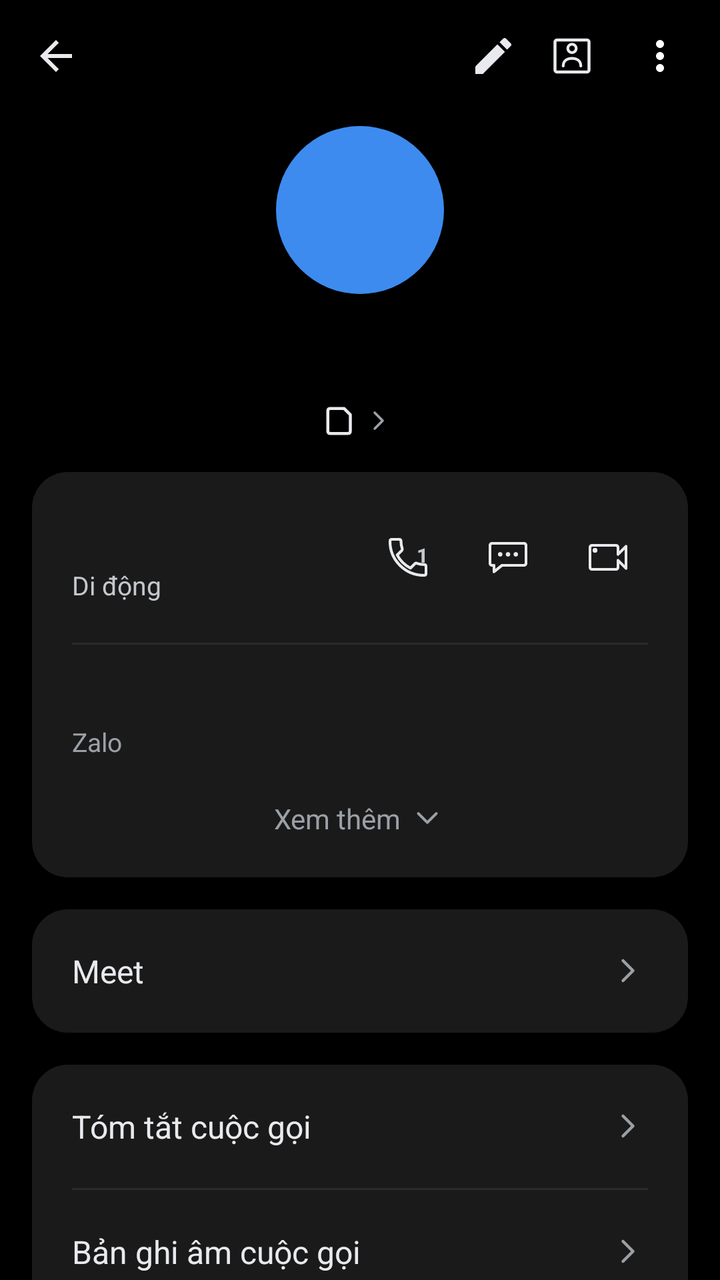
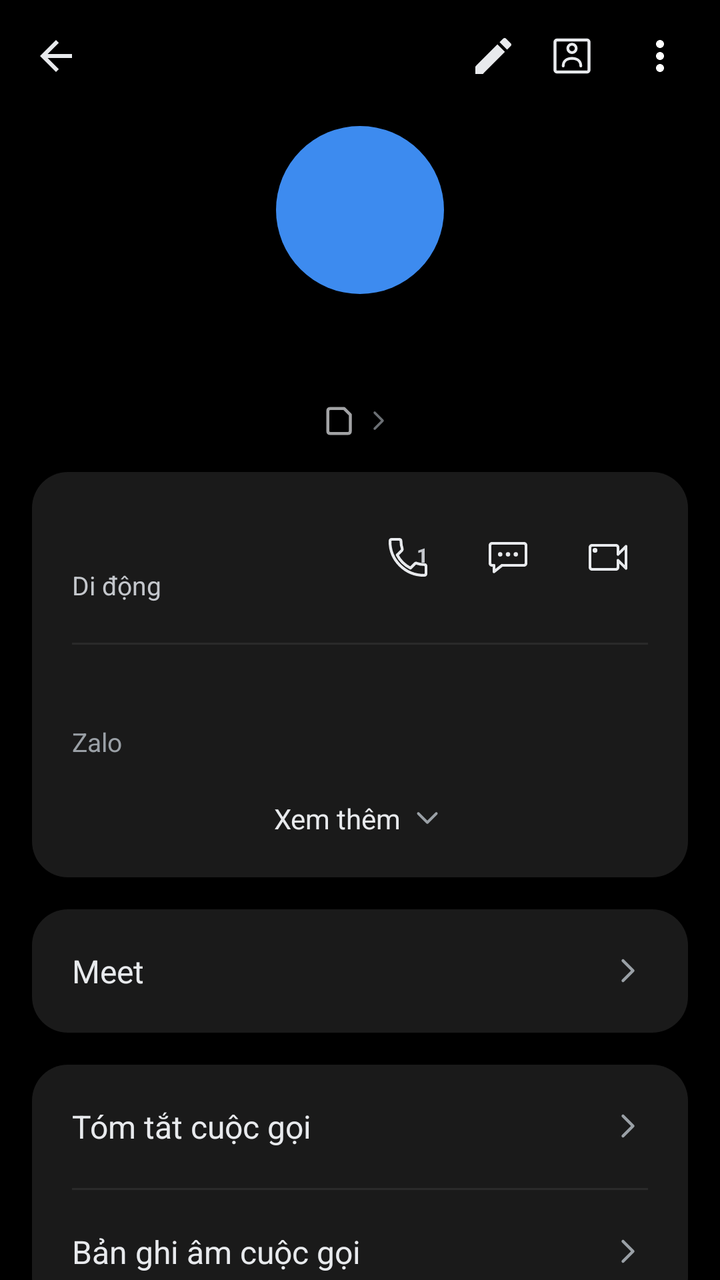

An Android layout rendered at two revisions. The XML below is the earlier revision; the diff shows what the commit changed to produce the second picture.
<!-- AndroidManifest.xml: application theme Theme.SimpleCall -->
<!-- res/layout/fragment_contact_detail.xml -->
<?xml version="1.0" encoding="utf-8"?>
<LinearLayout xmlns:android="http://schemas.android.com/apk/res/android"
    xmlns:app="http://schemas.android.com/apk/res-auto"
    android:layout_width="match_parent"
    android:layout_height="match_parent"
    android:orientation="vertical"
    android:background="@color/bg">

    
    <LinearLayout
        android:layout_width="match_parent" android:layout_height="56dp"
        android:orientation="horizontal" android:gravity="center_vertical"
        android:paddingStart="4dp" android:paddingEnd="8dp">

        <ImageButton android:id="@+id/btnBack"
            android:layout_width="48dp" android:layout_height="48dp"
            android:background="@android:color/transparent"
            android:src="@drawable/ic_arrow_back"
            android:contentDescription="Quay lại" />

        <Space android:layout_width="0dp" android:layout_height="1dp" android:layout_weight="1" />

        <ImageButton android:id="@+id/btnEdit"
            android:layout_width="35dp" android:layout_height="35dp"
            android:background="@android:color/transparent"
            android:src="@drawable/ic_edit"
            android:contentDescription="Sửa" />

        <ImageButton android:id="@+id/btnContactCard"
            android:layout_width="44dp" android:layout_height="44dp"
            android:background="@android:color/transparent"
            android:src="@drawable/ic_contact_card"
            android:contentDescription="Thẻ liên hệ" />

        <ImageButton android:id="@+id/btnMore"
            android:layout_width="44dp" android:layout_height="44dp"
            android:background="@android:color/transparent"
            android:src="@drawable/ic_more_vert"
            android:contentDescription="Thêm" />
    </LinearLayout>

    <ScrollView
        android:layout_width="match_parent" android:layout_height="0dp"
        android:layout_weight="1"
        android:clipToPadding="false"
        android:paddingBottom="24dp">

        <LinearLayout
            android:layout_width="match_parent" android:layout_height="wrap_content"
            android:orientation="vertical">

            
            <TextView android:id="@+id/tvAvatar"
                android:layout_width="84dp" android:layout_height="84dp"
                android:layout_gravity="center_horizontal"
                android:layout_marginTop="7dp"
                android:background="@drawable/bg_avatar_circle"
                android:gravity="center"
                android:textSize="58sp" android:textColor="@color/white"
                android:fontFamily="sans-serif-medium" />

            
            <TextView android:id="@+id/tvTitle"
                android:layout_width="wrap_content" android:layout_height="wrap_content"
                android:layout_gravity="center_horizontal"
                android:layout_marginTop="14dp"
                android:layout_marginStart="32dp" android:layout_marginEnd="32dp"
                android:gravity="center"
                android:textSize="27sp"
                android:textColor="@color/text_primary"
                android:fontFamily="sans-serif" />

            
            <LinearLayout android:id="@+id/rowSimDefault"
                android:layout_width="wrap_content" android:layout_height="wrap_content"
                android:layout_gravity="center_horizontal"
                android:layout_marginTop="4dp"
                android:orientation="horizontal" android:gravity="center_vertical"
                android:clickable="true" android:focusable="true">

                <FrameLayout
                    android:layout_width="15dp" android:layout_height="15dp">

                    <TextView android:id="@+id/tvSimBadge"
                        android:layout_width="15dp" android:layout_height="15dp"
                        android:gravity="center"
                        android:background="@drawable/bg_sim_badge_light"
                        android:textSize="7sp" android:textColor="#9AA0A6" />
                </FrameLayout>

                <TextView android:id="@+id/tvSubtitle"
                    android:layout_width="wrap_content" android:layout_height="wrap_content"
                    android:layout_marginStart="1.5dp"
                    android:textSize="14sp" android:textColor="@color/text_secondary" />

                <ImageView
                    android:layout_width="16dp" android:layout_height="16dp"
                    android:layout_marginStart="2dp"
                    android:src="@drawable/ic_chevron_right" />
            </LinearLayout>

            
            <LinearLayout
                android:layout_width="match_parent" android:layout_height="wrap_content"
                android:layout_margin="16dp"
                android:orientation="vertical"
                android:background="@drawable/bg_card_rounded"
                android:padding="20dp">

                <LinearLayout
                    android:layout_width="match_parent" android:layout_height="wrap_content"
                    android:orientation="horizontal" android:gravity="center_vertical">

                    <LinearLayout
                        android:layout_width="0dp" android:layout_height="wrap_content"
                        android:layout_weight="1" android:orientation="vertical">

                        <TextView android:id="@+id/tvNumber"
                            android:layout_width="wrap_content" android:layout_height="wrap_content"
                            android:textSize="19sp" android:textColor="@color/text_primary" />

                        <TextView android:id="@+id/tvNumberType"
                            android:layout_width="wrap_content" android:layout_height="wrap_content"
                            android:layout_marginTop="2dp"
                            android:text="@string/number_type_mobile"
                            android:textSize="13sp" android:textColor="@color/text_medium" />
                    </LinearLayout>

                    
                    <FrameLayout
                        android:layout_width="40dp"
                        android:layout_height="40dp">
                        <ImageButton android:id="@+id/btnCallRow"
                            android:layout_width="match_parent"
                            android:layout_height="match_parent"
                            android:background="@android:color/transparent"
                            android:src="@drawable/ic_call_outline"
                            android:contentDescription="@string/call" />
                        
                        <TextView
                            android:id="@+id/tvCallSimNum"
                            android:layout_width="wrap_content"
                            android:layout_height="wrap_content"
                            android:layout_gravity="top|end"
                            android:layout_marginTop="12dp"
                            android:layout_marginEnd="10dp"
                            android:text="1"
                            android:textSize="10sp"
                            android:textStyle="bold"
                            android:textColor="@color/text_medium"
                            android:fontFamily="sans-serif-medium" />
                    </FrameLayout>

                    <ImageButton android:id="@+id/btnMessageRow"
                        android:layout_width="40dp" android:layout_height="40dp"
                        android:layout_marginStart="10dp"
                        android:background="@android:color/transparent"
                        android:src="@drawable/ic_message_outline"
                        android:contentDescription="Nhắn tin" />

                    <ImageButton android:id="@+id/btnVideoRow"
                        android:layout_width="40dp" android:layout_height="40dp"
                        android:layout_marginStart="10dp"
                        android:background="@android:color/transparent"
                        android:src="@drawable/ic_video_call_outline"
                        android:contentDescription="Video call" />
                </LinearLayout>

                <View
                    android:layout_width="match_parent" android:layout_height="1dp"
                    android:layout_marginTop="20dp" android:layout_marginBottom="16dp"
                    android:background="@color/divider" />

                <LinearLayout android:id="@+id/rowZalo"
                    android:layout_width="match_parent" android:layout_height="wrap_content"
                    android:orientation="vertical"
                    android:clickable="true" android:focusable="true">

                    <TextView android:id="@+id/tvZalo"
                        android:layout_width="wrap_content" android:layout_height="wrap_content"
                        android:textSize="16sp" android:textColor="@color/text_primary" />

                    <TextView
                        android:layout_width="wrap_content" android:layout_height="wrap_content"
                        android:layout_marginTop="2dp"
                        android:text="Zalo"
                        android:textSize="13sp" android:textColor="@color/text_secondary" />
                </LinearLayout>

                <LinearLayout android:id="@+id/rowSeeMore"
                    android:layout_width="match_parent" android:layout_height="wrap_content"
                    android:layout_marginTop="20dp"
                    android:orientation="horizontal" android:gravity="center"
                    android:clickable="true" android:focusable="true">

                    <TextView
                        android:layout_width="wrap_content" android:layout_height="wrap_content"
                        android:text="Xem thêm"
                        android:textSize="14sp" android:textColor="@color/text_secondary" />

                    <ImageView
                        android:layout_width="18dp" android:layout_height="18dp"
                        android:layout_marginStart="4dp"
                        android:src="@drawable/ic_chevron_down" />
                </LinearLayout>
            </LinearLayout>

            
            <LinearLayout android:id="@+id/rowMeet"
                android:layout_width="match_parent" android:layout_height="wrap_content"
                android:layout_marginStart="16dp" android:layout_marginEnd="16dp"
                android:orientation="horizontal" android:gravity="center_vertical"
                android:background="@drawable/bg_card_rounded"
                android:padding="20dp"
                android:clickable="true" android:focusable="true">

                <TextView
                    android:layout_width="0dp" android:layout_height="wrap_content"
                    android:layout_weight="1"
                    android:text="Meet"
                    android:textSize="16sp" android:textColor="@color/text_primary" />

                <ImageView
                    android:layout_width="20dp" android:layout_height="20dp"
                    android:src="@drawable/ic_chevron_right" />
            </LinearLayout>

            
            <LinearLayout
                android:layout_width="match_parent" android:layout_height="wrap_content"
                android:layout_margin="16dp"
                android:orientation="vertical"
                android:background="@drawable/bg_card_rounded">

                <LinearLayout android:id="@+id/rowCallSummary"
                    android:layout_width="match_parent" android:layout_height="wrap_content"
                    android:orientation="horizontal" android:gravity="center_vertical"
                    android:padding="20dp"
                    android:clickable="true" android:focusable="true">

                    <TextView
                        android:layout_width="0dp" android:layout_height="wrap_content"
                        android:layout_weight="1"
                        android:text="Tóm tắt cuộc gọi"
                        android:textSize="16sp" android:textColor="@color/text_primary" />

                    <ImageView
                        android:layout_width="20dp" android:layout_height="20dp"
                        android:src="@drawable/ic_chevron_right" />
                </LinearLayout>

                <View
                    android:layout_width="match_parent" android:layout_height="1dp"
                    android:layout_marginStart="20dp" android:layout_marginEnd="20dp"
                    android:background="@color/divider" />

                <LinearLayout android:id="@+id/rowCallRecording"
                    android:layout_width="match_parent" android:layout_height="wrap_content"
                    android:orientation="horizontal" android:gravity="center_vertical"
                    android:padding="20dp"
                    android:clickable="true" android:focusable="true">

                    <TextView
                        android:layout_width="0dp" android:layout_height="wrap_content"
                        android:layout_weight="1"
                        android:text="Bản ghi âm cuộc gọi"
                        android:textSize="16sp" android:textColor="@color/text_primary" />

                    <ImageView
                        android:layout_width="20dp" android:layout_height="20dp"
                        android:src="@drawable/ic_chevron_right" />
                </LinearLayout>
            </LinearLayout>

            
            <LinearLayout
                android:layout_width="match_parent" android:layout_height="wrap_content"
                android:layout_marginStart="20dp" android:layout_marginEnd="12dp"
                android:layout_marginTop="8dp"
                android:orientation="horizontal" android:gravity="center_vertical">

                <TextView
                    android:layout_width="0dp" android:layout_height="wrap_content"
                    android:layout_weight="1"
                    android:text="Nhật ký cuộc gọi"
                    android:textSize="15sp" android:textColor="@color/text_secondary" />

                <TextView android:id="@+id/btnClearLog"
                    android:layout_width="wrap_content" android:layout_height="wrap_content"
                    android:text="Xóa"
                    android:textSize="15sp" android:textColor="@color/accent_blue"
                    android:padding="8dp"
                    android:clickable="true" android:focusable="true" />
            </LinearLayout>

            
            <LinearLayout android:id="@+id/llHistoryEntries"
                android:layout_width="match_parent" android:layout_height="wrap_content"
                android:layout_margin="16dp"
                android:orientation="vertical"
                android:background="@drawable/bg_card_rounded" />

        </LinearLayout>
    </ScrollView>
</LinearLayout>
<!-- resources referenced by this layout -->
<resources>
  <color name="accent_blue">#1A73E8</color>
  <color name="bg">#000000</color>
  <color name="divider">#2A2A2A</color>
  <color name="text_medium">#C4C7CC</color>
  <color name="text_primary">#E8EAED</color>
  <color name="text_secondary">#9AA0A6</color>
  <color name="white">#FFFFFF</color>
  <!-- drawable bg_avatar_circle (drawable) -->
  <?xml version="1.0" encoding="utf-8"?>
  <shape xmlns:android="http://schemas.android.com/apk/res/android"
      android:shape="oval">
      <solid android:color="@color/avatar_purple" />
  </shape>
  <!-- drawable bg_card_rounded (drawable) -->
  <?xml version="1.0" encoding="utf-8"?>
  <shape xmlns:android="http://schemas.android.com/apk/res/android"
      android:shape="rectangle">
      <solid android:color="@color/detail_card_bg" />
      <corners android:radius="18dp" />
  </shape>
  <!-- drawable ic_arrow_back (drawable) -->
  <?xml version="1.0" encoding="utf-8"?>
  <vector xmlns:android="http://schemas.android.com/apk/res/android"
      android:width="24dp" android:height="24dp"
      android:viewportWidth="24" android:viewportHeight="24">
      
      <path android:fillColor="@color/text_primary"
          android:pathData="M20,11H7.83l5.59-5.59L12,4l-8,8 8,8 1.41-1.41L7.83,13H20v-2z"/>
  </vector>
  <!-- drawable ic_chevron_down (drawable) -->
  <?xml version="1.0" encoding="utf-8"?>
  <vector xmlns:android="http://schemas.android.com/apk/res/android"
      android:width="24dp" android:height="24dp"
      android:viewportWidth="24" android:viewportHeight="24">
      <path android:fillColor="#00000000"
          android:strokeColor="@color/text_secondary"
          android:strokeWidth="1.8"
          android:strokeLineCap="round"
          android:strokeLineJoin="round"
          android:pathData="M6,9 L12,15 L18,9"/>
  </vector>
  <!-- drawable ic_chevron_right (drawable) -->
  <?xml version="1.0" encoding="utf-8"?>
  <vector xmlns:android="http://schemas.android.com/apk/res/android"
      android:width="24dp" android:height="24dp"
      android:viewportWidth="24" android:viewportHeight="24">
      <path android:fillColor="#00000000"
          android:strokeColor="@color/text_secondary"
          android:strokeWidth="1.8"
          android:strokeLineCap="round"
          android:strokeLineJoin="round"
          android:pathData="M9,6 L15,12 L9,18"/>
  </vector>
  <!-- drawable ic_edit (drawable) -->
  <?xml version="1.0" encoding="utf-8"?>
  <vector xmlns:android="http://schemas.android.com/apk/res/android"
      android:width="24dp" android:height="24dp"
      android:viewportWidth="24" android:viewportHeight="24">
      <path android:fillColor="@color/text_primary"
          android:pathData="M3,17.25V21h3.75L17.81,9.94l-3.75,-3.75L3,17.25zM20.71,7.04c0.39,-0.39 0.39,-1.02 0,-1.41l-2.34,-2.34c-0.39,-0.39 -1.02,-0.39 -1.41,0l-1.83,1.83 3.75,3.75 1.83,-1.83z"/>
  </vector>
  <!-- drawable ic_more_vert (drawable) -->
  <?xml version="1.0" encoding="utf-8"?>
  <vector xmlns:android="http://schemas.android.com/apk/res/android"
      android:width="24dp" android:height="24dp"
      android:viewportWidth="24" android:viewportHeight="24">
      <path android:fillColor="#FFFFFF"
          android:pathData="M12,8c1.1,0 2,-0.9 2,-2s-0.9,-2 -2,-2 -2,0.9 -2,2 0.9,2 2,2zM12,10c-1.1,0 -2,0.9 -2,2s0.9,2 2,2 2,-0.9 2,-2 -0.9,-2 -2,-2zM12,16c-1.1,0 -2,0.9 -2,2s0.9,2 2,2 2,-0.9 2,-2 -0.9,-2 -2,-2z"/>
  </vector>
  <string name="call">Gọi</string>
  <string name="number_type_mobile">Di động</string>
  <color name="avatar_purple">#3D8BEF</color>
  <color name="detail_card_bg">#1A1A1A</color>
  <color name="primary">#1E8E3E</color>
  <color name="primary_dark">#137333</color>
  <!-- unchanged entries left out for length: 6 -->
</resources>

<!-- the commit's change to res/layout/fragment_contact_detail.xml (unified diff, before → after) -->
@@ -76,7 +76,8 @@
                 android:layout_gravity="center_horizontal"
                 android:layout_marginTop="4dp"
                 android:orientation="horizontal" android:gravity="center_vertical"
-                android:clickable="true" android:focusable="true">
+                android:clickable="true" android:focusable="true"
+                android:alpha="0.7">
 
                 <FrameLayout
                     android:layout_width="15dp" android:layout_height="15dp">
@@ -85,13 +86,13 @@
                         android:layout_width="15dp" android:layout_height="15dp"
                         android:gravity="center"
                         android:background="@drawable/bg_sim_badge_light"
-                        android:textSize="7sp" android:textColor="#9AA0A6" />
+                        android:textSize="7sp" android:textColor="@color/text_primary" />
                 </FrameLayout>
 
                 <TextView android:id="@+id/tvSubtitle"
                     android:layout_width="wrap_content" android:layout_height="wrap_content"
                     android:layout_marginStart="1.5dp"
-                    android:textSize="14sp" android:textColor="@color/text_secondary" />
+                    android:textSize="14sp" android:textColor="@color/text_primary" />
 
                 <ImageView
                     android:layout_width="16dp" android:layout_height="16dp"
@@ -196,7 +197,7 @@
                     <TextView
                         android:layout_width="wrap_content" android:layout_height="wrap_content"
                         android:text="Xem thêm"
-                        android:textSize="14sp" android:textColor="@color/text_secondary" />
+                        android:textSize="14sp" android:textColor="@color/text_primary" />
 
                     <ImageView
                         android:layout_width="18dp" android:layout_height="18dp"
